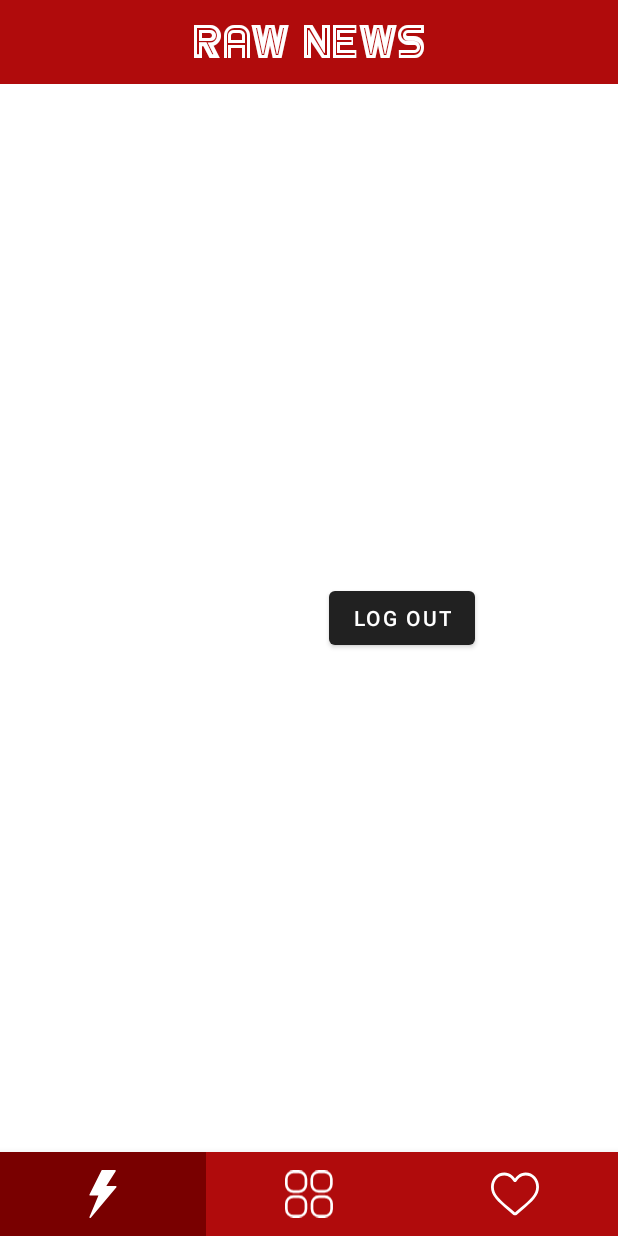
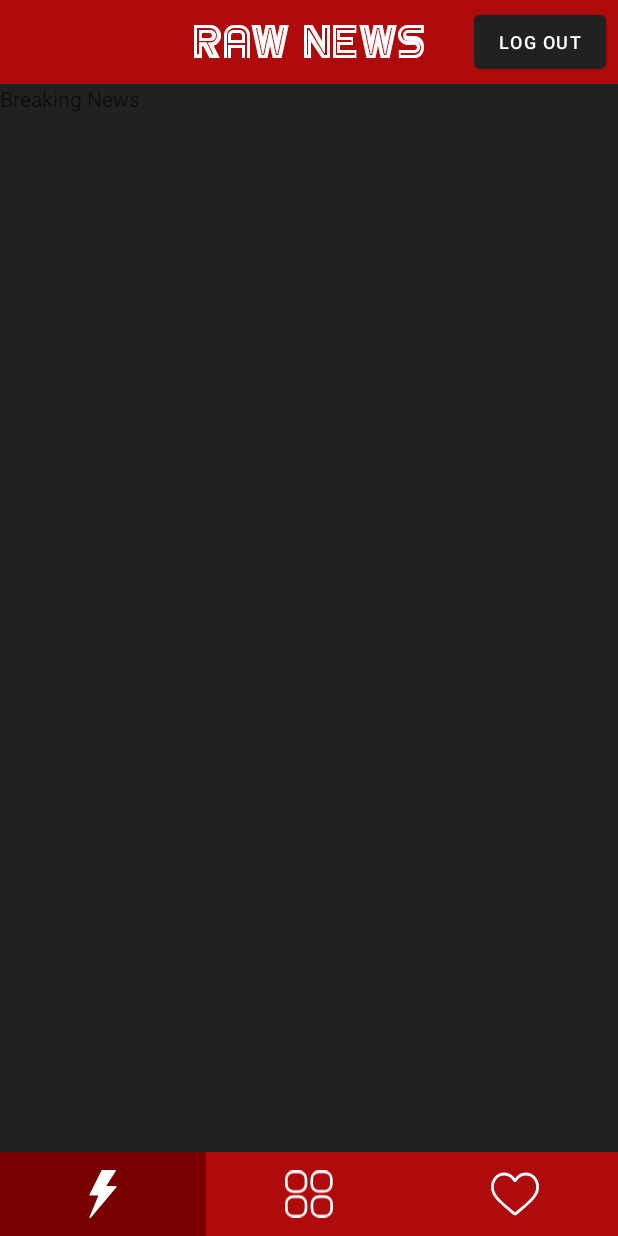
Before and after one commit to salvy9978/RawNews, an Android app: the MainActivity screen opened directly, with no data from a screen before it, on a phone screen of 412 x 824 dp. Run offline under Robolectric (Android 15) with nearby library versions, the light colour scheme and no system bars; our stand-ins replace navigation-ui; 1 statement that could not run was skipped.

Commit message:
Transitios btmnavview

```diff
--- a/app/build.gradle
+++ b/app/build.gradle
@@ -48,6 +48,7 @@ dependencies {
     implementation 'androidx.appcompat:appcompat:1.2.0'
     implementation 'com.google.android.material:material:1.1.0'
     implementation 'androidx.constraintlayout:constraintlayout:2.0.4'
+    implementation 'androidx.lifecycle:lifecycle-livedata-ktx:2.2.0'
     testImplementation 'junit:junit:4.+'
     androidTestImplementation 'androidx.test.ext:junit:1.1.2'
     androidTestImplementation 'androidx.test.espresso:espresso-core:3.3.0'
--- /dev/null
+++ b/app/src/main/java/com/smartproductions/rawnews/viewModels/BreakingNewsViewModel.kt
@@ -0,0 +1,7 @@
+package com.smartproductions.rawnews.viewModels
+
+import androidx.lifecycle.ViewModel
+
+class BreakingNewsViewModel : ViewModel() {
+    // TODO: Implement the ViewModel
+}
--- /dev/null
+++ b/app/src/main/java/com/smartproductions/rawnews/views/BreakingNewsFragment.kt
@@ -0,0 +1,32 @@
+package com.smartproductions.rawnews.views
+
+import androidx.lifecycle.ViewModelProvider
+import android.os.Bundle
+import androidx.fragment.app.Fragment
+import android.view.LayoutInflater
+import android.view.View
+import android.view.ViewGroup
+import com.smartproductions.rawnews.R
+import com.smartproductions.rawnews.viewModels.BreakingNewsViewModel
+
+class BreakingNewsFragment : Fragment() {
+
+    companion object {
+        fun newInstance() = BreakingNewsFragment()
+    }
+
+    private lateinit var viewModel: BreakingNewsViewModel
+
+    override fun onCreateView(inflater: LayoutInflater, container: ViewGroup?,
+                              savedInstanceState: Bundle?): View? {
+
+        return inflater.inflate(R.layout.breaking_news_fragment, container, false)
+    }
+
+    override fun onActivityCreated(savedInstanceState: Bundle?) {
+        super.onActivityCreated(savedInstanceState)
+        viewModel = ViewModelProvider(this).get(BreakingNewsViewModel::class.java)
+        // TODO: Use the ViewModel
+    }
+
+}
--- a/app/src/main/java/com/smartproductions/rawnews/views/LoginActivity.kt
+++ b/app/src/main/java/com/smartproductions/rawnews/views/LoginActivity.kt
@@ -76,6 +76,7 @@ class LoginActivity : AppCompatActivity() {
         if(account!=null){
             val intentIrMenu = Intent(this, MainActivity::class.java)
             startActivity(intentIrMenu)
+            finish()
         }
 
 
@@ -108,6 +109,8 @@ class LoginActivity : AppCompatActivity() {
             //TODO: pasar cuenta
             val intentIrMenu = Intent(this, MainActivity::class.java)
             startActivity(intentIrMenu)
+            finish()
+
 
         } catch (e: ApiException) {
             // The ApiException status code indicates the detailed failure reason.
--- /dev/null
+++ b/app/src/main/res/anim/enter_anim.xml
@@ -0,0 +1,9 @@
+<?xml version="1.0" encoding="utf-8"?>
+<set xmlns:android="http://schemas.android.com/apk/res/android">
+    <alpha
+        android:fromAlpha="0.0"
+        android:toAlpha="1.0"
+        android:duration="200"/>
+
+
+</set>
--- /dev/null
+++ b/app/src/main/res/anim/exit_anim.xml
@@ -0,0 +1,7 @@
+<?xml version="1.0" encoding="utf-8"?>
+<set xmlns:android="http://schemas.android.com/apk/res/android">
+    <alpha
+        android:fromAlpha="1.0"
+        android:toAlpha="0.0"
+        android:duration="100"/>
+</set>
--- a/app/src/main/res/layout/activity_main.xml
+++ b/app/src/main/res/layout/activity_main.xml
@@ -4,7 +4,8 @@
     xmlns:tools="http://schemas.android.com/tools"
     android:layout_width="match_parent"
     android:layout_height="match_parent"
-    tools:context=".views.MainActivity">
+    tools:context=".views.MainActivity"
+    android:background="@color/primary">
 
 
     <androidx.appcompat.widget.Toolbar
@@ -17,12 +18,9 @@
         app:layout_constraintEnd_toEndOf="parent"
         app:layout_constraintStart_toStartOf="parent"
         app:layout_constraintTop_toTopOf="parent"
+
         >
-        <LinearLayout
-            android:layout_width="wrap_content"
-            android:layout_height="wrap_content"
-            android:orientation="horizontal"
-            android:layout_gravity="center_horizontal">
+
         <TextView
             android:layout_width="wrap_content"
             android:layout_height="wrap_content"
@@ -31,21 +29,34 @@
             android:textSize="32sp"
             app:layout_constraintTop_toTopOf="@+id/nubearriba"
             android:fontFamily="@font/letra_logo_font"
+            android:layout_gravity="center"
             />
-        </LinearLayout>
-
-    </androidx.appcompat.widget.Toolbar>
 
         <Button
             android:id="@+id/btnLogOut"
             android:layout_width="wrap_content"
             android:layout_height="wrap_content"
-        android:layout_marginEnd="95dp"
             android:text="Log Out"
-        app:layout_constraintBottom_toBottomOf="parent"
-        app:layout_constraintEnd_toEndOf="parent"
-        app:layout_constraintTop_toTopOf="parent"
+            android:layout_gravity="right"
+            android:textSize="12dp"
+            android:layout_marginEnd="8dp"
+
             />
+    </androidx.appcompat.widget.Toolbar>
+
+
+    <fragment
+        android:id="@+id/contenedor_main"
+        android:name="androidx.navigation.fragment.NavHostFragment"
+        android:layout_width="0dp"
+        android:layout_height="0dp"
+        app:layout_constraintLeft_toLeftOf="parent"
+        app:layout_constraintRight_toRightOf="parent"
+        app:layout_constraintTop_toBottomOf="@id/toolbar"
+        app:layout_constraintBottom_toTopOf="@id/btmNavView"
+        app:defaultNavHost="true"
+        app:navGraph="@navigation/nav_main" />
+
 
     <com.google.android.material.bottomnavigation.BottomNavigationView
         android:layout_width="match_parent"
@@ -60,5 +71,6 @@
         app:itemIconTint="@color/white"
         app:itemBackground="@color/btm_nav_selector_background"
         app:itemIconSize="32dp"
+
         />
 </androidx.constraintlayout.widget.ConstraintLayout>
--- /dev/null
+++ b/app/src/main/res/layout/breaking_news_fragment.xml
@@ -0,0 +1,13 @@
+<?xml version="1.0" encoding="utf-8"?>
+<FrameLayout xmlns:android="http://schemas.android.com/apk/res/android"
+    xmlns:tools="http://schemas.android.com/tools"
+    android:layout_width="match_parent"
+    android:layout_height="match_parent"
+    tools:context=".views.BreakingNewsFragment">
+
+    <TextView
+        android:layout_width="match_parent"
+        android:layout_height="match_parent"
+        android:text="Breaking News" />
+
+</FrameLayout>
--- a/app/src/main/res/menu/bottom_nav_menu.xml
+++ b/app/src/main/res/menu/bottom_nav_menu.xml
@@ -1,18 +1,18 @@
 <?xml version="1.0" encoding="utf-8"?>
 <menu xmlns:android="http://schemas.android.com/apk/res/android">
     <item
-        android:id="@+id/recientes"
+        android:id="@+id/itBreakingNews"
         android:enabled="true"
         android:icon="@drawable/btm_nav_view_selector_ic_recient"
         android:title="@string/last_news"
         />
     <item
-        android:id="@+id/categorias"
+        android:id="@+id/itCategories"
         android:enabled="true"
         android:icon="@drawable/btm_nav_view_selector_ic_categories"
         android:title="@string/categories"/>
     <item
-        android:id="@+id/favoritos"
+        android:id="@+id/itFavorites"
         android:enabled="true"
         android:icon="@drawable/btm_nav_view_selector_ic_favorite"
         android:title="@string/favorites"
--- /dev/null
+++ b/app/src/main/res/navigation/nav_main.xml
@@ -0,0 +1,23 @@
+<?xml version="1.0" encoding="utf-8"?>
+<navigation xmlns:android="http://schemas.android.com/apk/res/android"
+    xmlns:app="http://schemas.android.com/apk/res-auto"
+    xmlns:tools="http://schemas.android.com/tools"
+    android:id="@+id/nav_main"
+    app:startDestination="@id/breakingNewsFragment">
+
+    <fragment
+        android:id="@+id/breakingNewsFragment"
+        android:name="com.smartproductions.rawnews.views.BreakingNewsFragment"
+        android:label="breaking_news_fragment"
+        tools:layout="@layout/breaking_news_fragment" />
+    <fragment
+        android:id="@+id/categoriesFragment"
+        android:name="com.smartproductions.rawnews.views.CategoriesFragment"
+        android:label="categories_fragment"
+        tools:layout="@layout/categories_fragment" />
+    <fragment
+        android:id="@+id/favoritesFragment"
+        android:name="com.smartproductions.rawnews.views.FavoritesFragment"
+        android:label="favorites_fragment"
+        tools:layout="@layout/favorites_fragment" />
+</navigation>
```
Also changed, not shown: app/src/main/java/com/smartproductions/rawnews/viewModels/CategoriesViewModel.kt (added, +7 -0 lines), app/src/main/java/com/smartproductions/rawnews/viewModels/FavoritesViewModel.kt (added, +7 -0 lines), app/src/main/java/com/smartproductions/rawnews/views/CategoriesFragment.kt (added, +33 -0 lines), app/src/main/java/com/smartproductions/rawnews/views/FavoritesFragment.kt (added, +33 -0 lines), app/src/main/java/com/smartproductions/rawnews/views/MainActivity.kt (+28 -10 lines), app/src/main/res/layout/categories_fragment.xml (added, +13 -0 lines), app/src/main/res/layout/favorites_fragment.xml (added, +13 -0 lines). Lines whose indentation alone changed are shown as unchanged.
